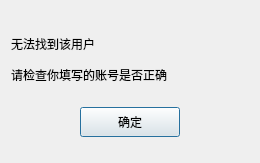
First picture: the form in myChatQT/findfaildlg.ui, repository Baidou2Star/MindChat, before the edit.
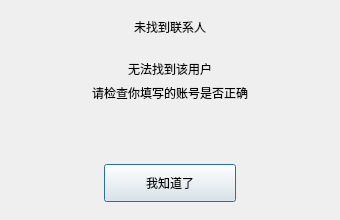
Second picture: the form after the edit. Custom widgets are drawn as their Qt base class.

Patch:
```diff
--- a/myChatQT/findfaildlg.ui
+++ b/myChatQT/findfaildlg.ui
@@ -6,110 +6,153 @@
    <rect>
     <x>0</x>
     <y>0</y>
-    <width>260</width>
-    <height>163</height>
+    <width>340</width>
+    <height>220</height>
    </rect>
   </property>
-  <property name="sizePolicy">
-   <sizepolicy hsizetype="Preferred" vsizetype="Ignored">
-    <horstretch>0</horstretch>
-    <verstretch>0</verstretch>
-   </sizepolicy>
-  </property>
   <property name="minimumSize">
    <size>
-    <width>260</width>
-    <height>163</height>
+    <width>340</width>
+    <height>220</height>
    </size>
   </property>
   <property name="maximumSize">
    <size>
-    <width>260</width>
-    <height>163</height>
+    <width>340</width>
+    <height>220</height>
    </size>
   </property>
   <property name="windowTitle">
    <string>Dialog</string>
   </property>
   <layout class="QVBoxLayout" name="verticalLayout">
+   <property name="spacing">
+    <number>12</number>
+   </property>
+   <property name="leftMargin">
+    <number>18</number>
+   </property>
+   <property name="topMargin">
+    <number>18</number>
+   </property>
+   <property name="rightMargin">
+    <number>18</number>
+   </property>
+   <property name="bottomMargin">
+    <number>18</number>
+   </property>
    <item>
-    <spacer name="verticalSpacer">
-     <property name="orientation">
-      <enum>Qt::Vertical</enum>
+    <widget class="QLabel" name="title_lb">
+     <property name="text">
+      <string>未找到联系人</string>
      </property>
-     <property name="sizeType">
-      <enum>QSizePolicy::Fixed</enum>
+     <property name="alignment">
+      <set>Qt::AlignCenter</set>
      </property>
-     <property name="sizeHint" stdset="0">
-      <size>
-       <width>20</width>
-       <height>20</height>
-      </size>
-     </property>
-    </spacer>
+    </widget>
    </item>
+   <item>
+    <widget class="QWidget" name="fail_card" native="true">
+     <layout class="QVBoxLayout" name="verticalLayout_2">
+      <property name="spacing">
+       <number>6</number>
+      </property>
+      <property name="leftMargin">
+       <number>12</number>
+      </property>
+      <property name="topMargin">
+       <number>12</number>
+      </property>
+      <property name="rightMargin">
+       <number>12</number>
+      </property>
+      <property name="bottomMargin">
+       <number>12</number>
+      </property>
    <item>
     <widget class="QLabel" name="fail_tip">
-     <property name="minimumSize">
-      <size>
-       <width>0</width>
-       <height>25</height>
-      </size>
-     </property>
-     <property name="maximumSize">
-      <size>
-       <width>16777215</width>
-       <height>25</height>
-      </size>
-     </property>
      <property name="text">
       <string>无法找到该用户</string>
      </property>
+        <property name="alignment">
+         <set>Qt::AlignCenter</set>
+        </property>
     </widget>
    </item>
    <item>
     <widget class="QLabel" name="fail_tip2">
-     <property name="minimumSize">
-      <size>
-       <width>0</width>
-       <height>25</height>
-      </size>
-     </property>
-     <property name="maximumSize">
-      <size>
-       <width>16777215</width>
-       <height>25</height>
-      </size>
-     </property>
      <property name="text">
       <string>请检查你填写的账号是否正确</string>
      </property>
-    </widget>
-   </item>
+        <property name="alignment">
+         <set>Qt::AlignCenter</set>
+        </property>
+       </widget>
+      </item>
+     </layout>
+    </widget>
+   </item>
    <item>
-    <widget class="QWidget" name="widget" native="true">
+    <spacer name="verticalSpacer">
+     <property name="orientation">
+      <enum>Qt::Vertical</enum>
+     </property>
+     <property name="sizeHint" stdset="0">
+      <size>
+       <width>20</width>
+       <height>20</height>
+      </size>
+     </property>
+    </spacer>
+   </item>
+   <item>
      <layout class="QHBoxLayout" name="horizontalLayout">
+     <item>
+      <spacer name="horizontalSpacer">
+       <property name="orientation">
+        <enum>Qt::Horizontal</enum>
+       </property>
+       <property name="sizeHint" stdset="0">
+        <size>
+         <width>40</width>
+         <height>20</height>
+        </size>
+       </property>
+      </spacer>
+     </item>
       <item>
        <widget class="ClickedBtn" name="fail_sure_btn">
         <property name="minimumSize">
          <size>
-          <width>100</width>
-          <height>30</height>
+         <width>132</width>
+         <height>38</height>
          </size>
         </property>
         <property name="maximumSize">
          <size>
-          <width>100</width>
-          <height>30</height>
+         <width>132</width>
+         <height>38</height>
          </size>
         </property>
         <property name="text">
-         <string>确定</string>
+        <string>我知道了</string>
         </property>
        </widget>
       </item>
-     </layout>
-    </widget>
+     <item>
+      <spacer name="horizontalSpacer_2">
+       <property name="orientation">
+        <enum>Qt::Horizontal</enum>
+       </property>
+       <property name="sizeHint" stdset="0">
+        <size>
+         <width>40</width>
+         <height>20</height>
+        </size>
+       </property>
+      </spacer>
+     </item>
+    </layout>
    </item>
   </layout>
  </widget>
```
Lines whose indentation alone changed are shown as unchanged.
